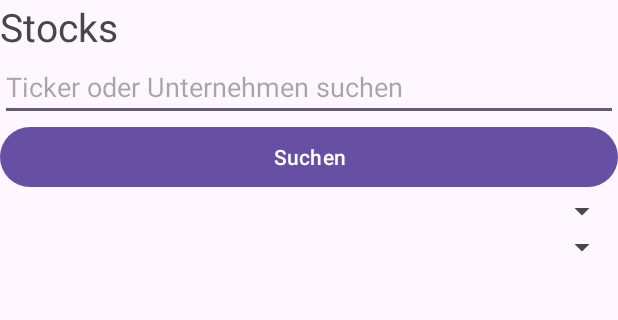
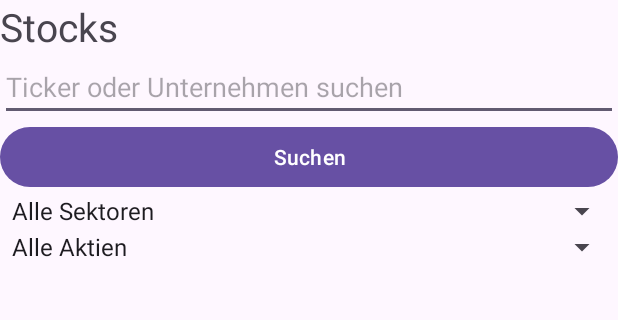
Before and after one commit to gittyDanny/Fundamentus, an Android app: the StocksActivity screen opened directly, with no data from a screen before it, after a tap on "Suchen", on a phone screen of 412 x 824 dp, the part 60-380 px from its top. Run offline under Robolectric (Android 15) with nearby library versions, the light colour scheme and no system bars; our stand-ins replace Firebase (no records; nobody signed in at launch, a user with empty details on screens opened directly).

Commit message:
Code logisch vereinfacht, zumindest funktioniert es jetzt + Filterfunktion

```diff
--- a/mobile/app/src/main/java/de/daniilioffe/fundamentus/AktienDetailsActivity.java
+++ b/mobile/app/src/main/java/de/daniilioffe/fundamentus/AktienDetailsActivity.java
@@ -51,7 +51,7 @@ public class AktienDetailsActivity extends AppCompatActivity {
                         }
                         DocumentSnapshot signalDatensatz = task.getResult();
                         if (!signalDatensatz.exists()) {
-                            signalTextView.setText("Kein Signal vorhande");
+                            signalTextView.setText("Kein Signal vorhanden.");
                             Toast.makeText(AktienDetailsActivity.this, "für" + ticker + "wurde noch kein Signal gespeichert", Toast.LENGTH_SHORT).show();
 
                             return;
--- a/mobile/app/src/main/java/de/daniilioffe/fundamentus/StocksActivity.java
+++ b/mobile/app/src/main/java/de/daniilioffe/fundamentus/StocksActivity.java
@@ -9,6 +9,7 @@ import android.widget.Button;
 import android.widget.CompoundButton;
 import android.widget.EditText;
 import android.widget.LinearLayout;
+import android.widget.Spinner;
 import android.widget.TextView;
 import android.widget.Toast;
 
@@ -42,10 +43,16 @@ public class StocksActivity extends AppCompatActivity {
         EditText suchText;
         suchText = findViewById(R.id.suchTextEingabe);
 
+        Spinner sectorFilter;
+        sectorFilter = findViewById(R.id.spinnerSectorFilter);
+
+        Spinner watchlistFilter;
+        watchlistFilter = findViewById(R.id.spinnerWatchlistFilter);
+
 
         //firebase Connection anlegen
         FirebaseFirestore databaseCon = FirebaseFirestore.getInstance();
-        //Tabelle assets speichert die YML Einträge aus dem Bot - die wollen wir haben
+        //Tabelle assets speichert die YML Einträge aus dem Bot
         databaseCon.collection("assets").get().addOnCompleteListener(new OnCompleteListener<QuerySnapshot>() {
             @Override
             public void onComplete(@NonNull Task<QuerySnapshot> task) {
@@ -60,33 +67,62 @@ public class StocksActivity extends AppCompatActivity {
                 QuerySnapshot assetsTabelle;
                 assetsTabelle = task.getResult();
 
-                                                                             //Aktienzeile für jede Aktie
-                                                                             showStocks(assetsTabelle, aktieLayout, "");
+                FirebaseUser aktuellerNutzer;
+                aktuellerNutzer = FirebaseAuth.getInstance().getCurrentUser();
 
+                if (aktuellerNutzer == null) {
+                    Toast.makeText(StocksActivity.this, "Kein Nutzer angemeldet", Toast.LENGTH_SHORT).show();
+                    return;
+                }
 
+                String userID = aktuellerNutzer.getUid();
+
+                DocumentReference nutzerTabelle;
+                nutzerTabelle = databaseCon.collection("users").document(userID);
+
+                nutzerTabelle.get().addOnCompleteListener(new OnCompleteListener<DocumentSnapshot>() {
+                    @Override
+                    public void onComplete(@NonNull Task<DocumentSnapshot> watchlistAbholen) {
+                        if (!watchlistAbholen.isSuccessful()) {
+                            Toast.makeText(StocksActivity.this, "Watchliste konnte nicht geladen werden", Toast.LENGTH_SHORT).show();
+                            return;
+                        }
+                        DocumentSnapshot nutzerDatensatz;
+                        nutzerDatensatz = watchlistAbholen.getResult();
+
+                        ArrayList<String> abgeholteWatchlist;
+
+                        if (nutzerDatensatz == null || nutzerDatensatz.get("watchlist") == null) {
+                            abgeholteWatchlist = new ArrayList<>();
+                        } else {
+                            abgeholteWatchlist = (ArrayList<String>) nutzerDatensatz.get("watchllist");
+                        }
+                        showStocks(assetsTabelle, aktieLayout, "", "Alle Sektoren", "Alle Aktien", abgeholteWatchlist);
                         Button suchButton = findViewById(R.id.aktienSucheButton);
 
                         suchButton.setOnClickListener(new View.OnClickListener() {
                             @Override
                             public void onClick(View gesucht) {
                                 String suchTextString = suchText.getText().toString();
-                                                                                     showStocks(assetsTabelle, aktieLayout, suchTextString);
+                                String ausgewählterSector = sectorFilter.getSelectedItem().toString();
+                                String obWatchlistFilter = watchlistFilter.getSelectedItem().toString();
+                                showStocks(assetsTabelle, aktieLayout, suchTextString, ausgewählterSector, obWatchlistFilter, abgeholteWatchlist);
+                            }
+                        });
+                    }
+                });
+
             }
         });
 
 
     }
-                                                                     }
 
-        );
-
-
-    }
-
-    private void showStocks(QuerySnapshot assetsTabelle, LinearLayout aktieLayout, String suchText) {
+    private void showStocks(QuerySnapshot assetsTabelle, LinearLayout aktieLayout, String suchText, String sectorFilter, String watchlistFilter, ArrayList<String> watchlist) {
         aktieLayout.removeAllViews();
 
         String eingegebenerSuchtext = suchText.trim().toLowerCase();
+
 
         LayoutInflater neueAktie = getLayoutInflater();
 
@@ -120,11 +156,26 @@ public class StocksActivity extends AppCompatActivity {
 
             String tickerFuerDetails = ticker;
 
+            boolean istWatchlisted;
+            boolean watchlistPasst;
+            istWatchlisted = watchlist.contains(ticker);
+            if ((watchlistFilter.equals("Alle Aktien"))) {
+                watchlistPasst = true;
+            } else {
+                watchlistPasst = istWatchlisted;
+            }
             boolean tickerWirdGesucht = ticker.toLowerCase().contains(eingegebenerSuchtext);
             boolean nameWirdGesucht = name.toLowerCase().contains(eingegebenerSuchtext);
             boolean sectorWirdGesucht = sector.toLowerCase().contains(eingegebenerSuchtext);
+            boolean sectorPasst;
 
-            if (tickerWirdGesucht || nameWirdGesucht || sectorWirdGesucht) {
+            if (sectorFilter.equals("Alle Sektoren")) {
+                sectorPasst = true;
+            } else {
+                sectorPasst = sector.equals(sectorFilter);
+            }
+
+            if ((tickerWirdGesucht || nameWirdGesucht || sectorWirdGesucht) && sectorPasst && watchlistPasst) {
                 View aktienKachel;
                 aktienKachel = neueAktie.inflate(R.layout.item_aktie, aktieLayout, false);
 
@@ -146,61 +197,24 @@ public class StocksActivity extends AppCompatActivity {
                 DocumentReference watchlistTabelle;
 
                 watchlistTabelle = datenbankVerbindung.collection("users").document(userID);
-                watchlistSwitch.setEnabled(false);
-
-                watchlistTabelle.get().addOnCompleteListener(new OnCompleteListener<DocumentSnapshot>() {
-
+                watchlistSwitch.setChecked(istWatchlisted);
+                watchlistSwitch.setOnCheckedChangeListener(new CompoundButton.OnCheckedChangeListener() {
                                                                @Override
-                    public void onComplete(@NonNull Task<DocumentSnapshot> task) {
-
-                        if (!task.isSuccessful()) {
-
-                            Toast.makeText(StocksActivity.this, "Watchlist konnte nicht geladen werden.", Toast.LENGTH_SHORT).show();
-
-                            return;
+                                                               public void onCheckedChanged(@NonNull CompoundButton buttonView, boolean isChecked) {
+                                                                   if (isChecked){
+                                                                       watchlistTabelle.update("watchlist", FieldValue.arrayUnion(tickerFuerWatchlist));
+                                                                       if (watchlist.contains(tickerFuerWatchlist) == false){
+                                                                           watchlist.add(tickerFuerWatchlist);
+                                                                       }
+                                                                   }else{
+                                                                       watchlistTabelle.update("watchlist",FieldValue.arrayRemove(tickerFuerWatchlist));
+                                                                       watchlist.remove(tickerFuerWatchlist);
                                                                    }
 
-                        DocumentSnapshot watchlistDatensatz;
-                        watchlistDatensatz = task.getResult();
+                                                               }
+                                                           }
+                );
 
-                        if (watchlistDatensatz == null) {
-                            watchlistSwitch.setEnabled(true);
-                            return;
-                        }
-
-                        ArrayList<String> watchlist = (ArrayList<String>) watchlistDatensatz.get("watchlist");
-
-                        if (watchlist == null) {
-                            watchlist = new ArrayList<>();
-                        }
-
-
-                        watchlistSwitch.setChecked(watchlist.contains(tickerFuerWatchlist));
-
-                        watchlistSwitch.setEnabled(true);
-
-                        watchlistSwitch.setOnCheckedChangeListener(new CompoundButton.OnCheckedChangeListener() {
-
-                            @Override
-                            public void onCheckedChanged(CompoundButton buttonView, boolean isChecked) {
-
-                                if (isChecked) {
-
-                                    watchlistTabelle.update("watchlist", FieldValue.arrayUnion(tickerFuerWatchlist));
-                                } else {
-
-                                    watchlistTabelle.update("watchlist", FieldValue.arrayRemove(tickerFuerWatchlist));
-                                }
-
-
-                            }
-
-
-                        });
-                    }
-
-
-                });
                 Button detailsButton;
 
                 detailsButton = aktienKachel.findViewById(R.id.buttonAktieDetails);
--- a/mobile/app/src/main/res/layout/activity_stocks.xml
+++ b/mobile/app/src/main/res/layout/activity_stocks.xml
@@ -1,10 +1,10 @@
 <?xml version="1.0" encoding="utf-8"?>
 <LinearLayout xmlns:android="http://schemas.android.com/apk/res/android"
+    xmlns:app="http://schemas.android.com/apk/res-auto"
     android:layout_width="match_parent"
     android:layout_height="match_parent"
-    xmlns:app="http://schemas.android.com/apk/res-auto"
-    android:orientation="vertical"
-    android:fitsSystemWindows="true">
+    android:fitsSystemWindows="true"
+    android:orientation="vertical">
 
     <ImageView
         android:id="@+id/imageView"
@@ -34,14 +34,16 @@
         android:text="Suchen" />
 
     <Spinner
-        android:id="@+id/spinnerIndustry"
+        android:id="@+id/spinnerSectorFilter"
         android:layout_width="match_parent"
-        android:layout_height="wrap_content" />
+        android:layout_height="wrap_content"
+        android:entries="@array/sector_filter_auswahl" />
 
     <Spinner
         android:id="@+id/spinnerWatchlistFilter"
         android:layout_width="match_parent"
-        android:layout_height="wrap_content" />
+        android:layout_height="wrap_content"
+        android:entries="@array/watchlist_filter_auswahl" />
 
     <ScrollView
         android:layout_width="match_parent"
--- a/mobile/app/src/main/res/values/strings.xml
+++ b/mobile/app/src/main/res/values/strings.xml
@@ -1,3 +1,17 @@
 <resources>
     <string name="app_name">Fundamentus Companion</string>
+
+    <string-array name="sector_filter_auswahl">
+        <item>Alle Sektoren</item>
+        <item>Technology</item>
+        <item>Communication Services</item>
+        <item>Consumer Cyclical</item>
+    </string-array>
+
+    <string-array name="watchlist_filter_auswahl">
+        <item>Alle Aktien</item>
+        <item>Nur Watchlist</item>
+    </string-array>
+
+
 </resources>
```
Lines whose indentation alone changed are shown as unchanged.
